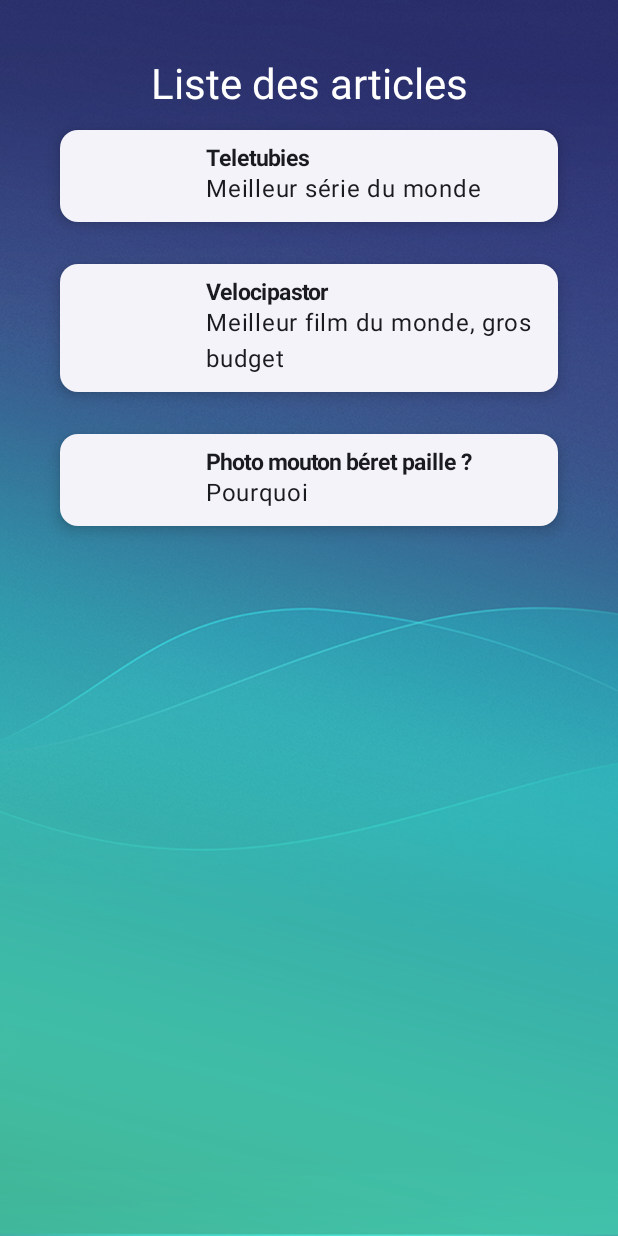
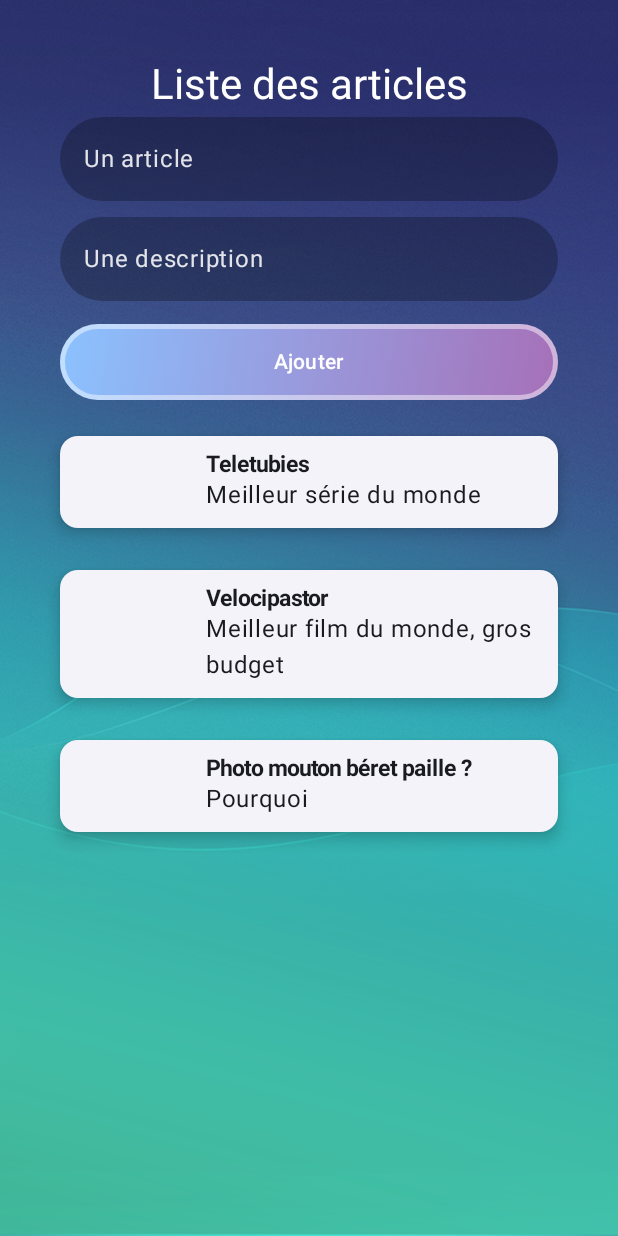
Before and after one commit to Chocolaterie/AndroidTP_2311, an Android app built with Jetpack Compose: the @Preview function ListArticleActivityPreview, on a phone screen of 412 x 824 dp. Run offline under Robolectric (Android 15) with nearby library versions, the phone set to English and light mode, and no system bars; pictures from the network do not load.

Commit message:
Correction TP 3

```diff
--- a/app/src/main/java/com/example/tpfilrouge/article/ListArticleActivity.kt
+++ b/app/src/main/java/com/example/tpfilrouge/article/ListArticleActivity.kt
@@ -15,7 +15,13 @@ import androidx.compose.foundation.lazy.items
 import androidx.compose.material3.CardDefaults
 import androidx.compose.material3.ElevatedCard
 import androidx.compose.material3.Text
+import androidx.compose.material3.TextField
 import androidx.compose.runtime.Composable
+import androidx.compose.runtime.collectAsState
+import androidx.compose.runtime.getValue
+import androidx.compose.runtime.mutableStateOf
+import androidx.compose.runtime.remember
+import androidx.compose.runtime.setValue
 import androidx.compose.ui.Alignment
 import androidx.compose.ui.Modifier
 import androidx.compose.ui.graphics.Color
@@ -29,25 +35,48 @@ import androidx.compose.ui.unit.dp
 import androidx.compose.ui.unit.sp
 import coil.compose.AsyncImage
 import com.example.tpfilrouge.R
+import com.example.tpfilrouge.ui.theme.EniButton
 import com.example.tpfilrouge.ui.theme.EniPage
+import com.example.tpfilrouge.ui.theme.EniTextField
 
 class ListArticleActivity : ComponentActivity() {
+
+    // Instancier le view model
+    var viewModel = ListArticleViewModel();
+
     override fun onCreate(savedInstanceState: Bundle?) {
         super.onCreate(savedInstanceState)
         enableEdgeToEdge()
         setContent {
-            ListArticleActivityPage()
+            ListArticleActivityPage(viewModel)
         }
     }
 }
 
 @Composable
-fun ListArticleActivityPage() {
-    var articles = listOf(
-      Article("Teletubies", "Meilleur série du monde", "https://avatar.iran.liara.run/public"),
-      Article("Velocipastor", "Meilleur film du monde, gros budget", "https://avatar.iran.liara.run/public"),
-      Article("Photo mouton béret paille ?", "Pourquoi", "https://avatar.iran.liara.run/public")
-    );
+fun ArticleForm(viewModel: ListArticleViewModel){
+    var titleFieldState by remember { mutableStateOf("Un article") }
+    var descFieldState by remember { mutableStateOf("Une description") }
+
+    Column {
+        EniTextField(label = "Saisir un Email", value = titleFieldState,
+            onValueChange = { newValue -> titleFieldState = newValue })
+        EniTextField(label = "Saisir une Description", value = descFieldState,
+            onValueChange = { newValue -> descFieldState = newValue })
+        EniButton("Ajouter") {
+            // Instancer un article avec les infos de la saisie
+            val newArticle = Article(titleFieldState, descFieldState,
+                "https://avatar.iran.liara.run/public");
+            // Envoyer l'article via une méthode view model
+            viewModel.addArticle(newArticle)
+        }
+    }
+}
+
+@Composable
+fun ListArticleActivityPage(viewModel: ListArticleViewModel) {
+    // Ecouter les changements de la liste d'article dans le ViewModel
+    val articlesState by viewModel.articles.collectAsState();
 
     EniPage {
         Column(
@@ -58,8 +87,9 @@ fun ListArticleActivityPage() {
                 modifier = Modifier.fillMaxWidth(),
                 textAlign = TextAlign.Center,
                 style = TextStyle(color = Color.White, fontSize = 28.sp))
+            ArticleForm(viewModel)
             LazyColumn {
-                items(articles) { article ->
+                items(articlesState) { article ->
                     ElevatedCard(
                         elevation = CardDefaults.cardElevation(defaultElevation = 6.dp),
                         modifier = Modifier.fillMaxWidth().padding(vertical = 14.dp)
@@ -89,5 +119,5 @@ fun ListArticleActivityPage() {
 )
 @Composable
 fun ListArticleActivityPreview() {
-    ListArticleActivityPage()
+    ListArticleActivityPage(ListArticleViewModel())
 }
--- /dev/null
+++ b/app/src/main/java/com/example/tpfilrouge/article/ListArticleViewModel.kt
@@ -0,0 +1,18 @@
+package com.example.tpfilrouge.article
+
+import androidx.lifecycle.ViewModel
+import kotlinx.coroutines.flow.MutableStateFlow
+
+class ListArticleViewModel : ViewModel() {
+
+    var articles = MutableStateFlow(listOf(
+        Article("Teletubies", "Meilleur série du monde", "https://avatar.iran.liara.run/public"),
+        Article("Velocipastor", "Meilleur film du monde, gros budget", "https://avatar.iran.liara.run/public"),
+        Article("Photo mouton béret paille ?", "Pourquoi", "https://avatar.iran.liara.run/public")
+    ));
+
+    fun addArticle(article: Article){
+        articles.value = articles.value + article;
+    }
+
+}
--- a/app/src/main/java/com/example/tpfilrouge/ui/theme/AppTheme.kt
+++ b/app/src/main/java/com/example/tpfilrouge/ui/theme/AppTheme.kt
@@ -73,11 +73,15 @@ fun EniButton(label: String, onClick: () -> Unit){
 }
 
 @Composable
-fun EniTextField(label : String){
-    TextField(value = "", onValueChange = {}, modifier = Modifier.fillMaxWidth().padding(vertical = 5.dp),
+fun EniTextField(label : String, value: String = "", onValueChange: (String) -> Unit = {}){
+    TextField(value = value, onValueChange = onValueChange,
+        modifier = Modifier.fillMaxWidth().padding(vertical = 5.dp),
         placeholder = { HintText(label) },
         colors = TextFieldDefaults.colors(
+            unfocusedTextColor = Color(0xDDFFFFFF),
+            focusedTextColor = Color.White,
             unfocusedContainerColor = Color(0x44000000),
+            focusedContainerColor = Color(0x99000000),
             unfocusedIndicatorColor = Color.Transparent,
             focusedIndicatorColor = Color.Transparent
         ),
```
Also changed, not shown: app/src/main/AndroidManifest.xml (+8 -7 lines).
